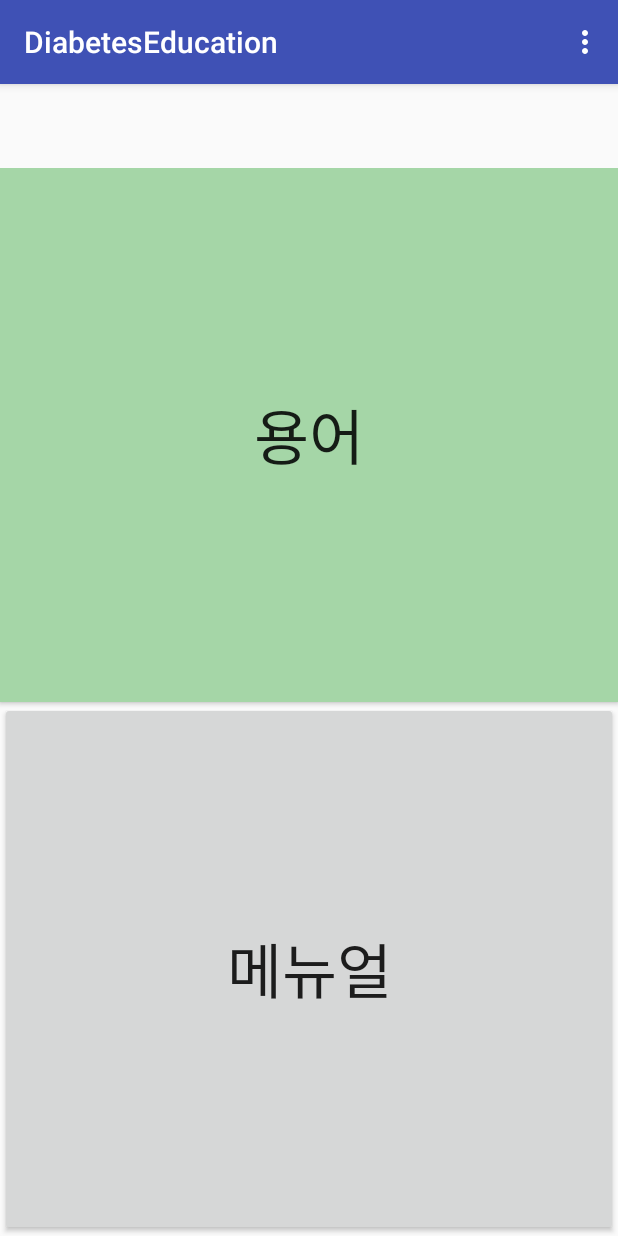
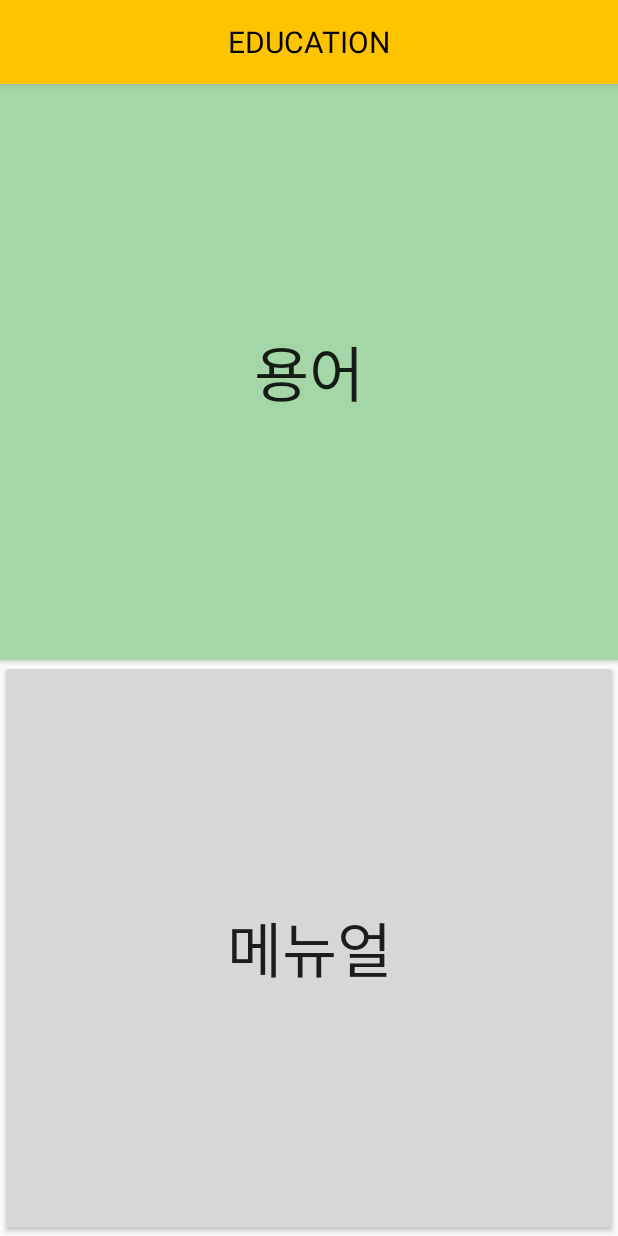
Before and after one commit to JAICHANGPARK/DiabetesEducation, an Android app: the screen it shows after launch (MainActivity), on a phone screen of 412 x 824 dp. Run offline under Robolectric (Android 15) with nearby library versions, the phone set to English and light mode, and no system bars.

Commit message:
툴바 수정
툴바 수정

```diff
--- a/app/src/main/java/com/dreamwalker/diabeteseducation/EduPdfActivity.java
+++ b/app/src/main/java/com/dreamwalker/diabeteseducation/EduPdfActivity.java
@@ -22,11 +22,12 @@ public class EduPdfActivity extends AppCompatActivity {
     ArrayList<String> bigList = new ArrayList<>();
     ArrayList<String> childList = new ArrayList<>();
 
-
     @Override
     protected void onCreate(Bundle savedInstanceState) {
         super.onCreate(savedInstanceState);
         setContentView(R.layout.activity_edu_pdf);
+
+
         recyclerView = (RecyclerView) findViewById(R.id.recycler_view);
         LinearLayoutManager layoutManager = new LinearLayoutManager(this);
 
--- a/app/src/main/java/com/dreamwalker/diabeteseducation/MainActivity.java
+++ b/app/src/main/java/com/dreamwalker/diabeteseducation/MainActivity.java
@@ -18,6 +18,7 @@ public class MainActivity extends AppCompatActivity {
         super.onCreate(savedInstanceState);
         setContentView(R.layout.activity_main);
         Button action_word = (Button) findViewById(R.id.action_word);
+
         action_word.setOnClickListener(new View.OnClickListener() {
             @Override
             public void onClick(View v) {
--- a/app/src/main/res/layout/activity_edu_image.xml
+++ b/app/src/main/res/layout/activity_edu_image.xml
@@ -1,5 +1,4 @@
 <?xml version="1.0" encoding="utf-8"?>
-
 
 <android.support.constraint.ConstraintLayout xmlns:android="http://schemas.android.com/apk/res/android"
     xmlns:app="http://schemas.android.com/apk/res-auto"
--- a/app/src/main/res/layout/activity_main.xml
+++ b/app/src/main/res/layout/activity_main.xml
@@ -4,6 +4,20 @@
     android:id="@+id/activity_main"
     android:layout_width="match_parent"
     android:layout_height="match_parent">
+    <android.support.v7.widget.Toolbar
+        android:id="@+id/my_toolbar"
+        android:layout_width="match_parent"
+        android:layout_height="?attr/actionBarSize"
+        android:background="#ffc400"
+        android:elevation="4dp">
+        <TextView
+            android:layout_width="wrap_content"
+            android:layout_height="wrap_content"
+            android:layout_gravity="center"
+            android:text="EDUCATION"
+            android:textColor="#ff000000"
+            android:textSize="20sp" />
+    </android.support.v7.widget.Toolbar>
     <LinearLayout
         android:layout_marginTop="?attr/actionBarSize"
         android:orientation="vertical"
--- a/app/src/main/res/values/styles.xml
+++ b/app/src/main/res/values/styles.xml
@@ -1,7 +1,7 @@
 <resources>
 
     <!-- Base application theme. -->
-    <style name="AppTheme" parent="Theme.AppCompat.Light.DarkActionBar">
+    <style name="AppTheme" parent="Theme.AppCompat.Light.NoActionBar">
         <!-- Customize your theme here. -->
         <item name="colorPrimary">@color/colorPrimary</item>
         <item name="colorPrimaryDark">@color/colorPrimaryDark</item>
```
